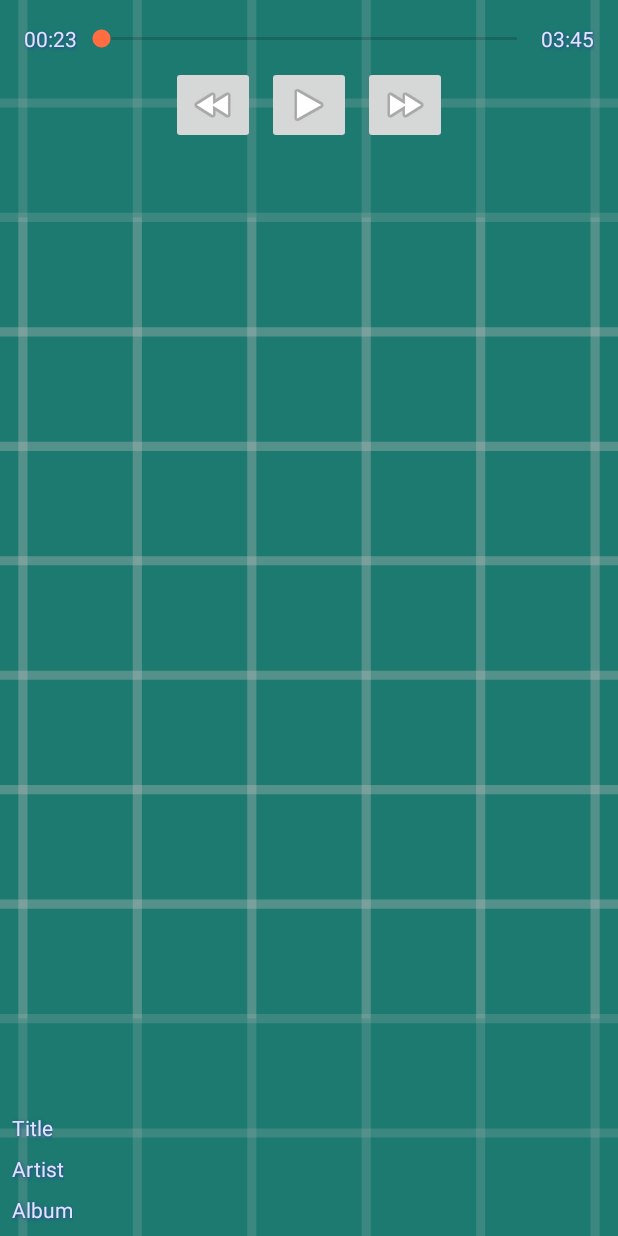
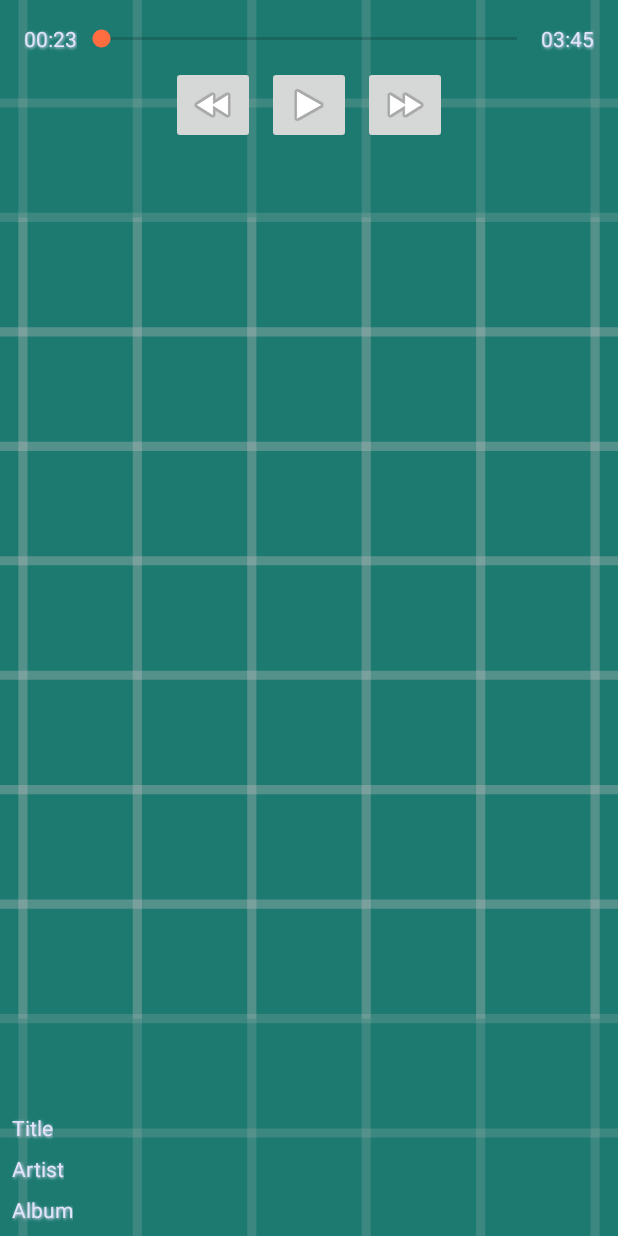
Before and after one commit to jzallas/backgroundmusic, an Android app: the layout fragment_player.xml on its own in the app's theme, with its tools: preview values and no code run, on a phone screen of 412 x 824 dp. Run offline under Robolectric (Android 15) with nearby library versions, the phone set to English and light mode, and no system bars.

Commit message:
Extracted text appearance into style

```diff
--- a/app/src/main/res/layout/fragment_player.xml
+++ b/app/src/main/res/layout/fragment_player.xml
@@ -30,15 +30,12 @@
 
     <TextView
         android:id="@+id/totalDurationTextView"
+        style="@style/MediaTextAppearance"
         android:layout_width="wrap_content"
         android:layout_height="wrap_content"
         android:layout_marginEnd="16dp"
-        android:shadowColor="@color/lightTextShadowColor"
-        android:shadowDx="@dimen/textViewShadowDx"
-        android:shadowDy="@dimen/textViewShadowDy"
-        android:shadowRadius="@dimen/textViewShadowRadius"
+        android:layout_marginRight="16dp"
         android:text="@string/duration_default"
-        android:textColor="@color/lightTextColor"
         app:layout_constraintEnd_toEndOf="parent"
         app:layout_constraintTop_toTopOf="@+id/currentDurationTextView"
         tools:text="03:45" />
@@ -59,6 +56,7 @@
         android:id="@+id/forwardControlImageButton"
         android:layout_width="wrap_content"
         android:layout_height="wrap_content"
+        android:layout_marginLeft="8dp"
         android:layout_marginStart="8dp"
         android:src="@android:drawable/ic_media_ff"
         app:layout_constraintStart_toEndOf="@+id/playControlImageButton"
@@ -66,16 +64,13 @@
 
     <TextView
         android:id="@+id/currentDurationTextView"
+        style="@style/MediaTextAppearance"
         android:layout_width="wrap_content"
         android:layout_height="wrap_content"
+        android:layout_marginLeft="16dp"
         android:layout_marginStart="16dp"
         android:layout_marginTop="16dp"
-        android:shadowColor="@color/lightTextShadowColor"
-        android:shadowDx="@dimen/textViewShadowDx"
-        android:shadowDy="@dimen/textViewShadowDy"
-        android:shadowRadius="@dimen/textViewShadowRadius"
         android:text="@string/duration_default"
-        android:textColor="@color/lightTextColor"
         app:layout_constraintStart_toStartOf="parent"
         app:layout_constraintTop_toTopOf="parent"
         tools:text="00:23" />
@@ -85,51 +80,43 @@
         android:layout_width="wrap_content"
         android:layout_height="wrap_content"
         android:layout_marginEnd="8dp"
+        android:layout_marginRight="8dp"
         android:src="@android:drawable/ic_media_rew"
         app:layout_constraintEnd_toStartOf="@+id/playControlImageButton"
         app:layout_constraintTop_toTopOf="@+id/playControlImageButton" />
 
     <TextView
         android:id="@+id/titleTextView"
+        style="@style/MediaTextAppearance"
         android:layout_width="wrap_content"
         android:layout_height="wrap_content"
         android:layout_marginBottom="8dp"
+        android:layout_marginLeft="8dp"
         android:layout_marginStart="8dp"
-        android:shadowColor="@color/lightTextShadowColor"
-        android:shadowDx="@dimen/textViewShadowDx"
-        android:shadowDy="@dimen/textViewShadowDy"
-        android:shadowRadius="@dimen/textViewShadowRadius"
-        android:textColor="@color/lightTextColor"
         app:layout_constraintBottom_toTopOf="@+id/artistTextView"
         app:layout_constraintStart_toStartOf="parent"
         tools:text="Title" />
 
     <TextView
         android:id="@+id/artistTextView"
+        style="@style/MediaTextAppearance"
         android:layout_width="wrap_content"
         android:layout_height="wrap_content"
         android:layout_marginBottom="8dp"
+        android:layout_marginLeft="8dp"
         android:layout_marginStart="8dp"
-        android:shadowColor="@color/lightTextShadowColor"
-        android:shadowDx="@dimen/textViewShadowDx"
-        android:shadowDy="@dimen/textViewShadowDy"
-        android:shadowRadius="@dimen/textViewShadowRadius"
-        android:textColor="@color/lightTextColor"
         app:layout_constraintBottom_toTopOf="@+id/albumTextView"
         app:layout_constraintStart_toStartOf="parent"
         tools:text="Artist" />
 
     <TextView
         android:id="@+id/albumTextView"
+        style="@style/MediaTextAppearance"
         android:layout_width="wrap_content"
         android:layout_height="wrap_content"
         android:layout_marginBottom="8dp"
+        android:layout_marginLeft="8dp"
         android:layout_marginStart="8dp"
-        android:shadowColor="@color/lightTextShadowColor"
-        android:shadowDx="@dimen/textViewShadowDx"
-        android:shadowDy="@dimen/textViewShadowDy"
-        android:shadowRadius="@dimen/textViewShadowRadius"
-        android:textColor="@color/lightTextColor"
         app:layout_constraintBottom_toBottomOf="parent"
         app:layout_constraintStart_toStartOf="parent"
         tools:text="Album" />
--- a/app/src/main/res/values/styles.xml
+++ b/app/src/main/res/values/styles.xml
@@ -17,4 +17,12 @@
 
     <style name="AppTheme.PopupOverlay" parent="ThemeOverlay.AppCompat.Light" />
 
+    <style name="MediaTextAppearance" parent="TextAppearance.AppCompat">
+        <item name="android:shadowColor">@color/lightTextColor</item>
+        <item name="android:shadowDx">@dimen/textViewShadowDx</item>
+        <item name="android:shadowDy">@dimen/textViewShadowDy</item>
+        <item name="android:shadowRadius">@dimen/textViewShadowRadius</item>
+        <item name="android:textColor">@color/lightTextColor</item>
+    </style>
+
 </resources>
```
